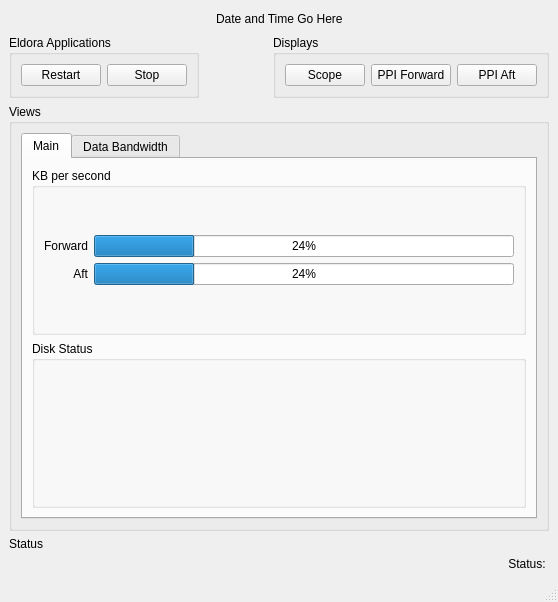
Before: the Qt Designer form eldoragui/EldoraMain.ui in NCAR/eldora_instrument, drawn with Qt 5.
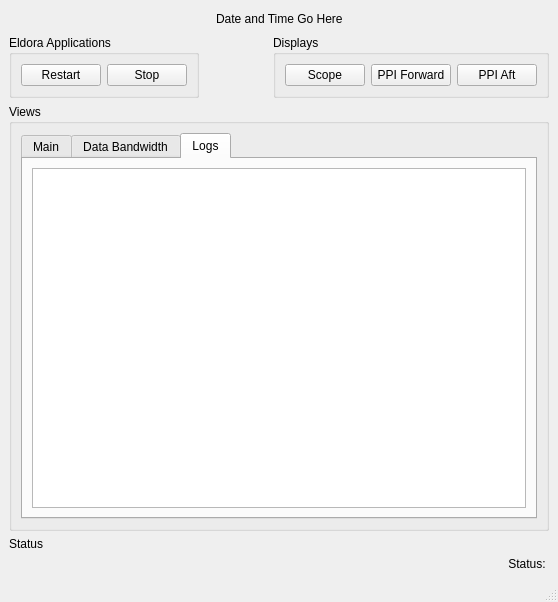
After: the same form once the commit is applied. The open tabs and pages were chosen to show the change.

Diff of the .ui file:
```diff
--- a/eldoragui/EldoraMain.ui
+++ b/eldoragui/EldoraMain.ui
@@ -202,7 +202,7 @@
         <number>6</number>
        </property>
        <item>
-        <widget class="QTabWidget" name="tabWidget" >
+        <widget class="QTabWidget" name="tab" >
          <property name="currentIndex" >
           <number>0</number>
          </property>
@@ -562,6 +562,22 @@
            </item>
           </layout>
          </widget>
+         <widget class="QWidget" name="tab_3" >
+          <attribute name="title" >
+           <string>Logs</string>
+          </attribute>
+          <layout class="QVBoxLayout" >
+           <property name="margin" >
+            <number>9</number>
+           </property>
+           <property name="spacing" >
+            <number>6</number>
+           </property>
+           <item>
+            <widget class="QTextBrowser" name="logBrowser" />
+           </item>
+          </layout>
+         </widget>
         </widget>
        </item>
       </layout>
```
